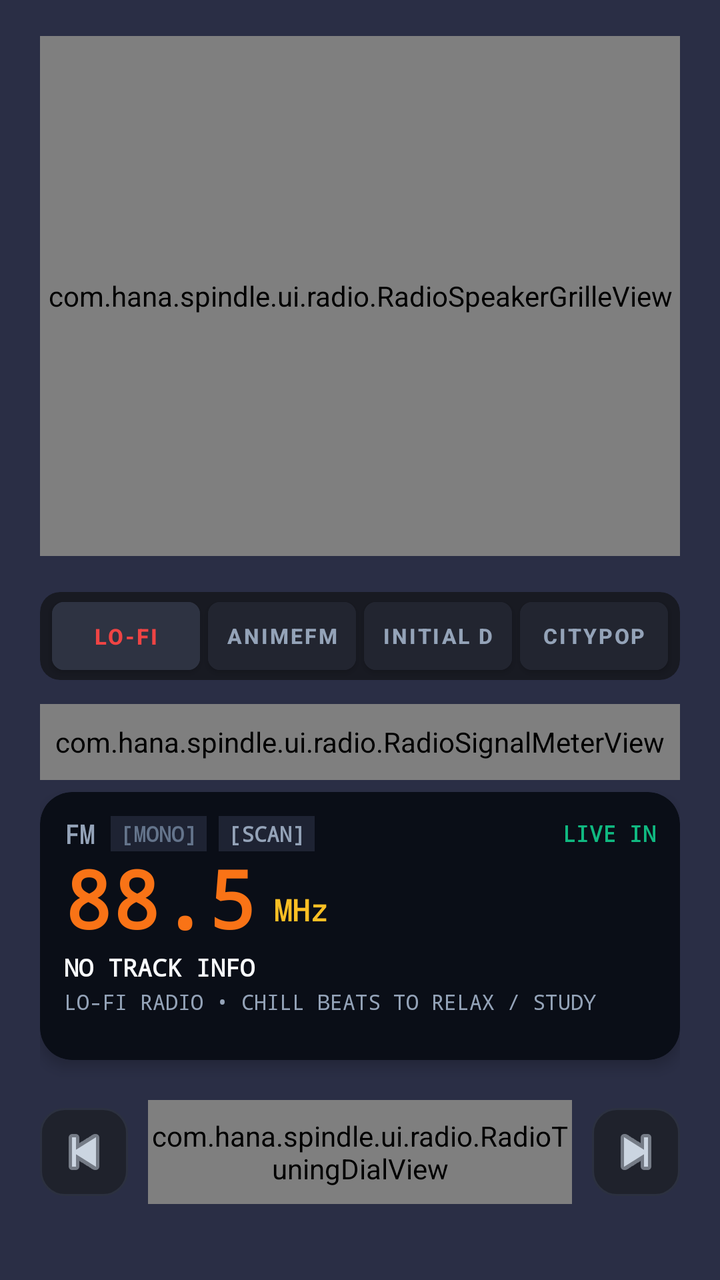
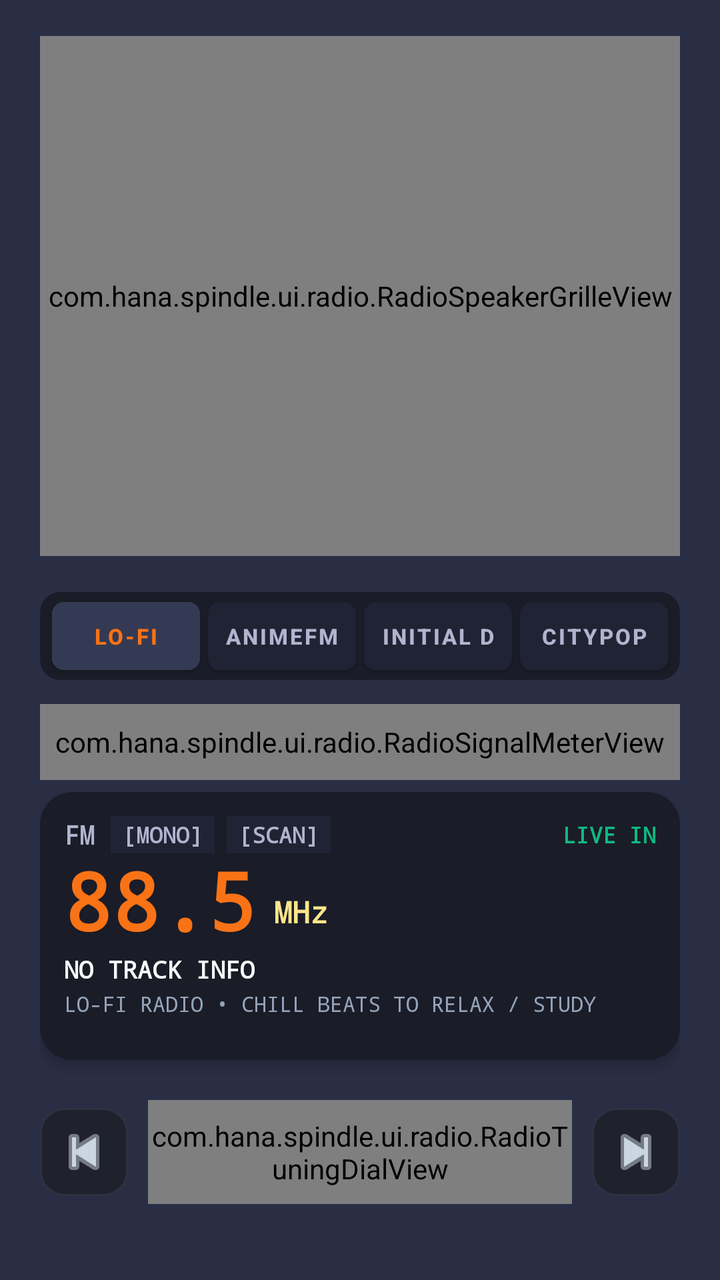

Two renders of the same Android screen: before a commit and after it. Below are the layout's source before the change and the commit's diff.
<!-- AndroidManifest.xml: application theme Theme.Spindle -->
<!-- res/layout/fragment_radio.xml -->
<?xml version="1.0" encoding="utf-8"?>
<LinearLayout
    xmlns:android="http://schemas.android.com/apk/res/android"
    xmlns:app="http://schemas.android.com/apk/res-auto"
    android:layout_width="match_parent"
    android:layout_height="match_parent"
    android:orientation="vertical"
    android:background="@color/surface_dark"
    android:paddingTop="18dp"
    android:paddingBottom="16dp"
    android:paddingHorizontal="20dp">

    
    <com.hana.spindle.ui.radio.RadioSpeakerGrilleView
        android:id="@+id/speakerGrilleView"
        android:layout_width="match_parent"
        android:layout_height="0dp"
        android:layout_weight="1"
        android:layout_marginTop="0dp"
        android:layout_marginBottom="18dp" />

    
    <androidx.cardview.widget.CardView
        android:id="@+id/cardPresets"
        android:layout_width="match_parent"
        android:layout_height="44dp"
        app:cardCornerRadius="10dp"
        app:cardElevation="0dp"
        app:cardBackgroundColor="#181A22"
        android:layout_marginBottom="12dp">

        <LinearLayout
            android:layout_width="match_parent"
            android:layout_height="match_parent"
            android:orientation="horizontal"
            android:gravity="center_vertical"
            android:paddingHorizontal="4dp">

            <Button
                android:id="@+id/btnPreset0"
                android:layout_width="0dp"
                android:layout_height="34dp"
                android:layout_weight="1"
                android:layout_marginHorizontal="2dp"
                android:text="LO-FI"
                android:textColor="#EF4444"
                android:textSize="11sp"
                android:textStyle="bold"
                android:backgroundTint="#2E3342"
                android:insetTop="0dp"
                android:insetBottom="0dp"
                android:padding="0dp"
                app:cornerRadius="6dp" />

            <Button
                android:id="@+id/btnPreset1"
                android:layout_width="0dp"
                android:layout_height="34dp"
                android:layout_weight="1"
                android:layout_marginHorizontal="2dp"
                android:text="ANIMEFM"
                android:textColor="#94A3B8"
                android:textSize="10.5sp"
                android:textStyle="bold"
                android:backgroundTint="#222530"
                android:insetTop="0dp"
                android:insetBottom="0dp"
                android:padding="0dp"
                app:cornerRadius="6dp" />

            <Button
                android:id="@+id/btnPreset2"
                android:layout_width="0dp"
                android:layout_height="34dp"
                android:layout_weight="1"
                android:layout_marginHorizontal="2dp"
                android:text="INITIAL D"
                android:textColor="#94A3B8"
                android:textSize="10.5sp"
                android:textStyle="bold"
                android:backgroundTint="#222530"
                android:insetTop="0dp"
                android:insetBottom="0dp"
                android:padding="0dp"
                app:cornerRadius="6dp" />

            <Button
                android:id="@+id/btnPreset3"
                android:layout_width="0dp"
                android:layout_height="34dp"
                android:layout_weight="1"
                android:layout_marginHorizontal="2dp"
                android:text="CITYPOP"
                android:textColor="#94A3B8"
                android:textSize="10.5sp"
                android:textStyle="bold"
                android:backgroundTint="#222530"
                android:insetTop="0dp"
                android:insetBottom="0dp"
                android:padding="0dp"
                app:cornerRadius="6dp" />
        </LinearLayout>
    </androidx.cardview.widget.CardView>

    
    <com.hana.spindle.ui.radio.RadioSignalMeterView
        android:id="@+id/signalMeterView"
        android:layout_width="match_parent"
        android:layout_height="38dp"
        android:layout_marginBottom="6dp" />

    
    <androidx.cardview.widget.CardView
        android:id="@+id/cardLcd"
        android:layout_width="match_parent"
        android:layout_height="134dp"
        app:cardCornerRadius="16dp"
        app:cardElevation="4dp"
        app:cardBackgroundColor="#0A0E17"
        android:foreground="?attr/selectableItemBackground"
        android:clickable="true"
        android:focusable="true"
        android:layout_marginBottom="14dp">

        <LinearLayout
            android:layout_width="match_parent"
            android:layout_height="match_parent"
            android:orientation="vertical"
            android:padding="12dp">

            
            <LinearLayout
                android:layout_width="match_parent"
                android:layout_height="wrap_content"
                android:orientation="horizontal"
                android:gravity="center_vertical">

                <TextView
                    android:id="@+id/tvRadioBandMode"
                    android:layout_width="wrap_content"
                    android:layout_height="wrap_content"
                    android:text="FM"
                    android:textColor="#94A3B8"
                    android:textSize="13sp"
                    android:textStyle="bold"
                    android:fontFamily="monospace" />

                <TextView
                    android:id="@+id/tvRadioBtBadge"
                    android:layout_width="wrap_content"
                    android:layout_height="wrap_content"
                    android:text="BT"
                    android:textColor="#10B981"
                    android:textSize="11sp"
                    android:textStyle="bold"
                    android:fontFamily="monospace"
                    android:visibility="gone"
                    android:layout_marginStart="8dp" />

                
                <TextView
                    android:id="@+id/btnRadioMono"
                    android:layout_width="wrap_content"
                    android:layout_height="wrap_content"
                    android:text="[MONO]"
                    android:textColor="#64748B"
                    android:textSize="10.5sp"
                    android:textStyle="bold"
                    android:fontFamily="monospace"
                    android:paddingHorizontal="5dp"
                    android:paddingVertical="1.5dp"
                    android:background="#1E2333"
                    android:layout_marginStart="8dp"
                    android:clickable="true"
                    android:focusable="true" />

                <TextView
                    android:id="@+id/btnRadioScan"
                    android:layout_width="wrap_content"
                    android:layout_height="wrap_content"
                    android:text="[SCAN]"
                    android:textColor="#94A3B8"
                    android:textSize="10.5sp"
                    android:textStyle="bold"
                    android:fontFamily="monospace"
                    android:paddingHorizontal="5dp"
                    android:paddingVertical="1.5dp"
                    android:background="#1E2333"
                    android:layout_marginStart="6dp"
                    android:clickable="true"
                    android:focusable="true" />

                <View
                    android:layout_width="0dp"
                    android:layout_height="1dp"
                    android:layout_weight="1" />

                <TextView
                    android:id="@+id/tvRadioStreamStatus"
                    android:layout_width="wrap_content"
                    android:layout_height="wrap_content"
                    android:text="LIVE IN"
                    android:textColor="#10B981"
                    android:textSize="11sp"
                    android:textStyle="bold"
                    android:fontFamily="monospace" />
            </LinearLayout>

            
            <LinearLayout
                android:layout_width="match_parent"
                android:layout_height="wrap_content"
                android:orientation="horizontal"
                android:gravity="bottom"
                android:layout_marginTop="2dp">

                <TextView
                    android:id="@+id/tvRadioFrequency"
                    android:layout_width="wrap_content"
                    android:layout_height="wrap_content"
                    android:text="88.5"
                    android:textColor="#F97316"
                    android:textSize="40sp"
                    android:textStyle="bold"
                    android:fontFamily="monospace"
                    android:includeFontPadding="false" />

                <TextView
                    android:id="@+id/tvRadioFreqUnit"
                    android:layout_width="wrap_content"
                    android:layout_height="wrap_content"
                    android:text=" MHz"
                    android:textColor="#FBBF24"
                    android:textSize="15sp"
                    android:textStyle="bold"
                    android:fontFamily="monospace"
                    android:layout_marginBottom="4dp" />
            </LinearLayout>

            
            <TextView
                android:id="@+id/tvRadioNowPlaying"
                android:layout_width="match_parent"
                android:layout_height="wrap_content"
                android:text="NO TRACK INFO"
                android:textColor="#F8FAFC"
                android:textSize="12sp"
                android:textStyle="bold"
                android:fontFamily="monospace"
                android:singleLine="true"
                android:ellipsize="marquee"
                android:marqueeRepeatLimit="marquee_forever"
                android:layout_marginTop="1dp" />

            
            <TextView
                android:id="@+id/tvRadioRdsName"
                android:layout_width="match_parent"
                android:layout_height="wrap_content"
                android:text="LO-FI RADIO • CHILL BEATS TO RELAX / STUDY"
                android:textColor="#94A3B8"
                android:textSize="10.5sp"
                android:fontFamily="monospace"
                android:singleLine="true"
                android:ellipsize="marquee"
                android:marqueeRepeatLimit="marquee_forever"
                android:layout_marginTop="2dp" />

        </LinearLayout>
    </androidx.cardview.widget.CardView>

    
    <LinearLayout
        android:layout_width="match_parent"
        android:layout_height="64dp"
        android:orientation="horizontal"
        android:gravity="center_vertical"
        android:layout_marginBottom="16dp">

        <ImageButton
            android:id="@+id/btnTunePrev"
            android:layout_width="44dp"
            android:layout_height="44dp"
            android:background="@drawable/bg_neumorphic_button"
            android:src="@android:drawable/ic_media_previous"
            app:tint="#CBD5E1"
            android:contentDescription="Tune Previous" />

        <com.hana.spindle.ui.radio.RadioTuningDialView
            android:id="@+id/tuningDialView"
            android:layout_width="0dp"
            android:layout_height="52dp"
            android:layout_weight="1"
            android:layout_marginHorizontal="10dp" />

        <ImageButton
            android:id="@+id/btnTuneNext"
            android:layout_width="44dp"
            android:layout_height="44dp"
            android:background="@drawable/bg_neumorphic_button"
            android:src="@android:drawable/ic_media_next"
            app:tint="#CBD5E1"
            android:contentDescription="Tune Next" />
    </LinearLayout>

</LinearLayout>
<!-- resources referenced by this layout -->
<resources>
  <color name="surface_dark">#2A2E45</color>
  <!-- drawable bg_neumorphic_button (drawable) -->
  <?xml version="1.0" encoding="utf-8"?>
  <ripple xmlns:android="http://schemas.android.com/apk/res/android"
      android:color="#40FFFFFF">
      <item>
          <shape android:shape="rectangle">
              <corners android:radius="12dp" />
              <solid android:color="#1F222C" />
              <stroke
                  android:width="1dp"
                  android:color="#2C3140" />
          </shape>
      </item>
  </ripple>
  <style name="Theme.Spindle" parent="Theme.MaterialComponents.DayNight.NoActionBar">
          <item name="colorPrimary">@color/wm2_red</item>
          <item name="colorPrimaryVariant">@color/wm2_red_dark</item>
          <item name="colorOnPrimary">@color/white</item>
          <item name="colorSecondary">@color/wm2_silver_dial</item>
          <item name="colorSecondaryVariant">@color/wm2_bezel_black</item>
          <item name="colorOnSecondary">@color/black</item>
          <item name="android:statusBarColor">@color/surface_dark</item>
          <item name="android:navigationBarColor">@color/surface_dark</item>
          <item name="android:windowBackground">@color/surface_dark</item>
      </style>
  <color name="wm2_red">#F97316</color>
  <color name="wm2_red_dark">#EA580C</color>
  <color name="white">#FFFFFFFF</color>
  <color name="wm2_silver_dial">#FAFAF9</color>
  <color name="wm2_bezel_black">#2A2E45</color>
  <color name="black">#FF000000</color>
</resources>

<!-- the commit's change to res/layout/fragment_radio.xml (unified diff, before → after) -->
@@ -26,7 +26,7 @@
         android:layout_height="44dp"
         app:cardCornerRadius="10dp"
         app:cardElevation="0dp"
-        app:cardBackgroundColor="#181A22"
+        app:cardBackgroundColor="@color/surface_recessed"
         android:layout_marginBottom="12dp">
 
         <LinearLayout
@@ -42,11 +42,11 @@
                 android:layout_height="34dp"
                 android:layout_weight="1"
                 android:layout_marginHorizontal="2dp"
-                android:text="LO-FI"
-                android:textColor="#EF4444"
+                android:text="@string/radio_preset_lofi"
+                android:textColor="@color/brand_orange"
                 android:textSize="11sp"
                 android:textStyle="bold"
-                android:backgroundTint="#2E3342"
+                android:backgroundTint="@color/surface_elevated"
                 android:insetTop="0dp"
                 android:insetBottom="0dp"
                 android:padding="0dp"
@@ -58,11 +58,11 @@
                 android:layout_height="34dp"
                 android:layout_weight="1"
                 android:layout_marginHorizontal="2dp"
-                android:text="ANIMEFM"
-                android:textColor="#94A3B8"
-                android:textSize="10.5sp"
-                android:textStyle="bold"
-                android:backgroundTint="#222530"
+                android:text="@string/radio_preset_animefm"
+                android:textColor="@color/text_secondary"
+                android:textSize="11sp"
+                android:textStyle="bold"
+                android:backgroundTint="@color/surface_card"
                 android:insetTop="0dp"
                 android:insetBottom="0dp"
                 android:padding="0dp"
@@ -74,11 +74,11 @@
                 android:layout_height="34dp"
                 android:layout_weight="1"
                 android:layout_marginHorizontal="2dp"
-                android:text="INITIAL D"
-                android:textColor="#94A3B8"
-                android:textSize="10.5sp"
-                android:textStyle="bold"
-                android:backgroundTint="#222530"
+                android:text="@string/radio_preset_initiald"
+                android:textColor="@color/text_secondary"
+                android:textSize="11sp"
+                android:textStyle="bold"
+                android:backgroundTint="@color/surface_card"
                 android:insetTop="0dp"
                 android:insetBottom="0dp"
                 android:padding="0dp"
@@ -90,11 +90,11 @@
                 android:layout_height="34dp"
                 android:layout_weight="1"
                 android:layout_marginHorizontal="2dp"
-                android:text="CITYPOP"
-                android:textColor="#94A3B8"
-                android:textSize="10.5sp"
-                android:textStyle="bold"
-                android:backgroundTint="#222530"
+                android:text="@string/radio_preset_citypop"
+                android:textColor="@color/text_secondary"
+                android:textSize="11sp"
+                android:textStyle="bold"
+                android:backgroundTint="@color/surface_card"
                 android:insetTop="0dp"
                 android:insetBottom="0dp"
                 android:padding="0dp"
@@ -116,7 +116,7 @@
         android:layout_height="134dp"
         app:cardCornerRadius="16dp"
         app:cardElevation="4dp"
-        app:cardBackgroundColor="#0A0E17"
+        app:cardBackgroundColor="@color/surface_recessed"
         android:foreground="?attr/selectableItemBackground"
         android:clickable="true"
         android:focusable="true"
@@ -139,8 +139,8 @@
                     android:id="@+id/tvRadioBandMode"
                     android:layout_width="wrap_content"
                     android:layout_height="wrap_content"
-                    android:text="FM"
-                    android:textColor="#94A3B8"
+                    android:text="@string/radio_band_fm"
+                    android:textColor="@color/text_secondary"
                     android:textSize="13sp"
                     android:textStyle="bold"
                     android:fontFamily="monospace" />
@@ -149,7 +149,7 @@
                     android:id="@+id/tvRadioBtBadge"
                     android:layout_width="wrap_content"
                     android:layout_height="wrap_content"
-                    android:text="BT"
+                    android:text="@string/radio_band_bt"
                     android:textColor="#10B981"
                     android:textSize="11sp"
                     android:textStyle="bold"
@@ -162,14 +162,14 @@
                     android:id="@+id/btnRadioMono"
                     android:layout_width="wrap_content"
                     android:layout_height="wrap_content"
-                    android:text="[MONO]"
-                    android:textColor="#64748B"
-                    android:textSize="10.5sp"
-                    android:textStyle="bold"
-                    android:fontFamily="monospace"
-                    android:paddingHorizontal="5dp"
-                    android:paddingVertical="1.5dp"
-                    android:background="#1E2333"
+                    android:text="@string/radio_btn_mono"
+                    android:textColor="@color/text_secondary"
+                    android:textSize="11sp"
+                    android:textStyle="bold"
+                    android:fontFamily="monospace"
+                    android:paddingHorizontal="6dp"
+                    android:paddingVertical="2dp"
+                    android:background="@color/surface_card"
                     android:layout_marginStart="8dp"
                     android:clickable="true"
                     android:focusable="true" />
@@ -178,14 +178,14 @@
                     android:id="@+id/btnRadioScan"
                     android:layout_width="wrap_content"
                     android:layout_height="wrap_content"
-                    android:text="[SCAN]"
-                    android:textColor="#94A3B8"
-                    android:textSize="10.5sp"
-                    android:textStyle="bold"
-                    android:fontFamily="monospace"
-                    android:paddingHorizontal="5dp"
-                    android:paddingVertical="1.5dp"
-                    android:background="#1E2333"
+                    android:text="@string/radio_btn_scan"
+                    android:textColor="@color/text_secondary"
+                    android:textSize="11sp"
+                    android:textStyle="bold"
+                    android:fontFamily="monospace"
+                    android:paddingHorizontal="6dp"
+                    android:paddingVertical="2dp"
+                    android:background="@color/surface_card"
                     android:layout_marginStart="6dp"
                     android:clickable="true"
                     android:focusable="true" />
@@ -199,7 +199,7 @@
                     android:id="@+id/tvRadioStreamStatus"
                     android:layout_width="wrap_content"
                     android:layout_height="wrap_content"
-                    android:text="LIVE IN"
+                    android:text="@string/radio_live_in"
                     android:textColor="#10B981"
                     android:textSize="11sp"
                     android:textStyle="bold"
@@ -219,7 +219,7 @@
                     android:layout_width="wrap_content"
                     android:layout_height="wrap_content"
                     android:text="88.5"
-                    android:textColor="#F97316"
+                    android:textColor="@color/brand_orange"
                     android:textSize="40sp"
                     android:textStyle="bold"
                     android:fontFamily="monospace"
@@ -230,7 +230,7 @@
                     android:layout_width="wrap_content"
                     android:layout_height="wrap_content"
                     android:text=" MHz"
-                    android:textColor="#FBBF24"
+                    android:textColor="@color/brand_yellow"
                     android:textSize="15sp"
                     android:textStyle="bold"
                     android:fontFamily="monospace"
@@ -242,7 +242,7 @@
                 android:id="@+id/tvRadioNowPlaying"
                 android:layout_width="match_parent"
                 android:layout_height="wrap_content"
-                android:text="NO TRACK INFO"
+                android:text="@string/radio_no_track_info"
                 android:textColor="#F8FAFC"
                 android:textSize="12sp"
                 android:textStyle="bold"
<!-- resource entries referenced after the edit -->
@@ -1,6 +1,12 @@
 <!-- resources referenced by this layout -->
 <resources>
+  <color name="brand_orange">#F97316</color>
+  <color name="brand_yellow">#FDE68A</color>
+  <color name="surface_card">#202334</color>
   <color name="surface_dark">#2A2E45</color>
+  <color name="surface_elevated">#353A54</color>
+  <color name="surface_recessed">#1A1C28</color>
+  <color name="text_secondary">#B0B4CE</color>
   <!-- drawable bg_neumorphic_button (drawable) -->
   <?xml version="1.0" encoding="utf-8"?>
   <ripple xmlns:android="http://schemas.android.com/apk/res/android"
@@ -15,22 +21,32 @@
           </shape>
       </item>
   </ripple>
+  <string name="radio_band_bt">BT</string>
+  <string name="radio_band_fm">FM</string>
+  <string name="radio_btn_mono">[MONO]</string>
+  <string name="radio_btn_scan">[SCAN]</string>
+  <string name="radio_live_in">LIVE IN</string>
+  <string name="radio_no_track_info">NO TRACK INFO</string>
+  <string name="radio_preset_animefm">ANIMEFM</string>
+  <string name="radio_preset_citypop">CITYPOP</string>
+  <string name="radio_preset_initiald">INITIAL D</string>
+  <string name="radio_preset_lofi">LO-FI</string>
   <style name="Theme.Spindle" parent="Theme.MaterialComponents.DayNight.NoActionBar">
-          <item name="colorPrimary">@color/wm2_red</item>
-          <item name="colorPrimaryVariant">@color/wm2_red_dark</item>
+          <item name="colorPrimary">@color/metal81_red</item>
+          <item name="colorPrimaryVariant">@color/metal81_red_dark</item>
           <item name="colorOnPrimary">@color/white</item>
-          <item name="colorSecondary">@color/wm2_silver_dial</item>
-          <item name="colorSecondaryVariant">@color/wm2_bezel_black</item>
+          <item name="colorSecondary">@color/metal81_silver_dial</item>
+          <item name="colorSecondaryVariant">@color/metal81_bezel_black</item>
           <item name="colorOnSecondary">@color/black</item>
           <item name="android:statusBarColor">@color/surface_dark</item>
           <item name="android:navigationBarColor">@color/surface_dark</item>
           <item name="android:windowBackground">@color/surface_dark</item>
       </style>
-  <color name="wm2_red">#F97316</color>
-  <color name="wm2_red_dark">#EA580C</color>
+  <color name="metal81_red">#F97316</color>
+  <color name="metal81_red_dark">#EA580C</color>
   <color name="white">#FFFFFFFF</color>
-  <color name="wm2_silver_dial">#FAFAF9</color>
-  <color name="wm2_bezel_black">#2A2E45</color>
+  <color name="metal81_silver_dial">#FAFAF9</color>
+  <color name="metal81_bezel_black">#2A2E45</color>
   <color name="black">#FF000000</color>
 </resources>
 
